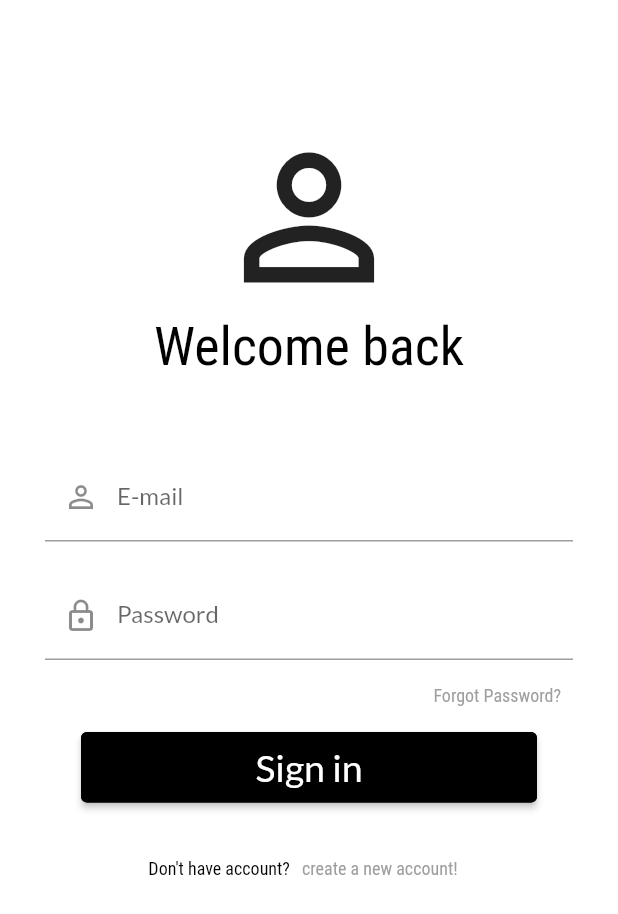
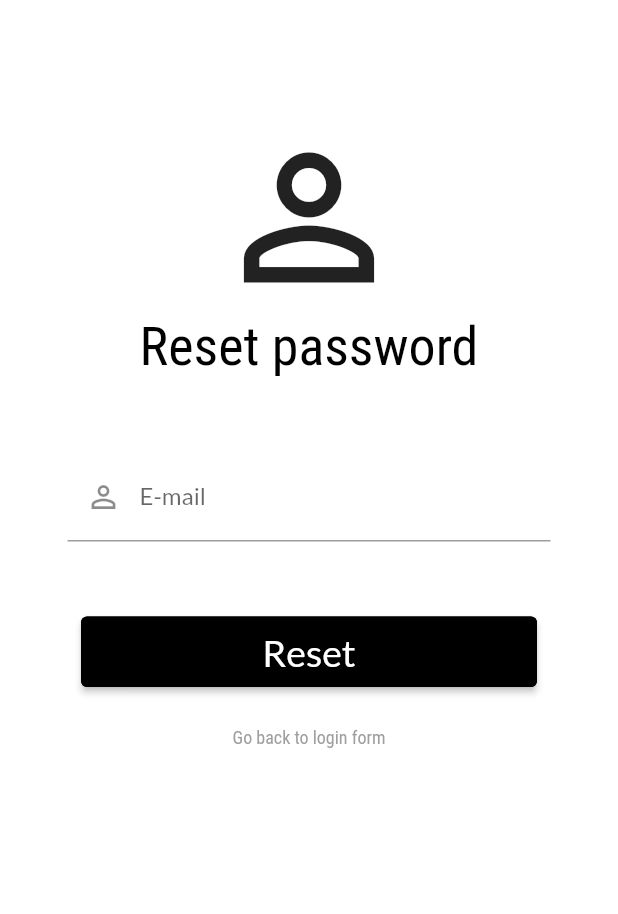
Before and after one commit to BartoszRudnik/ProductiveAppFrontend, a Flutter app: the LoginScreen screen opened by its route, after a tap on "Forgot Password?", on a phone screen of 412 x 824 dp. Shown: the top 914 px of the screen. Run offline on Flutter 3.47's test engine with Material 2 defaults, Android fonts, the phone set to English and light mode, and no system bars; our stand-ins replace shared_preferences; accounts and stored records are empty.

Commit message:
ekran do resetowania hasla

```diff
--- a/lib/login/providers/auth_provider.dart
+++ b/lib/login/providers/auth_provider.dart
@@ -75,6 +75,8 @@ class AuthProvider with ChangeNotifier {
     return this._authenticate(email, password, 'login');
   }
 
+  Future<void> resetPassword(String email) async {}
+
   void _autoLogout() {
     if (this._authTimer != null) {
       _authTimer.cancel();
--- /dev/null
+++ b/lib/login/screens/reset_password.dart
@@ -0,0 +1,174 @@
+import 'dart:io';
+
+import 'package:flutter/material.dart';
+import 'package:productive_app/login/providers/auth_provider.dart';
+import 'package:productive_app/login/screens/login_screen.dart';
+import 'package:provider/provider.dart';
+
+import '../appBars/login_appbar.dart';
+import '../widgets/login_greet.dart';
+
+class ResetPassword extends StatefulWidget {
+  static const routeName = '/reset-password';
+
+  @override
+  _ResetPasswordState createState() => _ResetPasswordState();
+}
+
+class _ResetPasswordState extends State<ResetPassword> {
+  final _resetKey = GlobalKey<FormState>();
+
+  var _email = '';
+
+  var _isValid = true;
+
+  Future<void> _tryReset() async {
+    final isValid = this._resetKey.currentState.validate();
+
+    setState(() {
+      this._isValid = isValid;
+    });
+
+    FocusScope.of(context).unfocus();
+
+    if (!isValid) {
+      return;
+    }
+
+    this._resetKey.currentState.save();
+
+    try {
+      await Provider.of<AuthProvider>(context, listen: false).resetPassword(
+        this._email,
+      );
+    } on HttpException catch (error) {
+      var errorMessage = 'Authentication failed.';
+
+      if (error.toString().contains('EMAIL_EXISTS')) {
+        errorMessage = 'This email address is already in use';
+      } else if (error.toString().contains('INVALID_EMAIL')) {
+        errorMessage = 'This is not a valid email address';
+      } else if (error.toString().contains('WEAK_PASSWORD')) {
+        errorMessage = 'This password is too weak';
+      } else if (error.toString().contains('EMAIL_NOT_FOUND')) {
+        errorMessage = 'Could not find your email address';
+      } else if (error.toString().contains('INVALID_PASSWORD')) {
+        errorMessage = 'Invalid password';
+      }
+
+      print(errorMessage);
+    }
+  }
+
+  @override
+  Widget build(BuildContext context) {
+    return Scaffold(
+      appBar: LoginAppBar(),
+      backgroundColor: Theme.of(context).accentColor,
+      body: SingleChildScrollView(
+        child: Padding(
+          padding: const EdgeInsets.symmetric(horizontal: 45),
+          child: Form(
+            key: this._resetKey,
+            child: Column(
+              children: <Widget>[
+                LoginGreet(greetText: 'Reset password'),
+                if (!this._isValid)
+                  Container(
+                    width: 310,
+                    height: 30,
+                    child: Row(
+                      mainAxisAlignment: MainAxisAlignment.center,
+                      crossAxisAlignment: CrossAxisAlignment.center,
+                      children: <Widget>[
+                        Icon(
+                          Icons.warning_amber_outlined,
+                          size: 30,
+                        ),
+                        SizedBox(
+                          width: 8,
+                        ),
+                        Text(
+                          'Please enter a valid email address.',
+                          style: TextStyle(
+                            fontSize: 16,
+                          ),
+                        ),
+                      ],
+                    ),
+                  ),
+                SizedBox(
+                  height: this._isValid ? 0 : 10,
+                ),
+                TextFormField(
+                  key: ValueKey('email'),
+                  onSaved: (value) {
+                    this._email = value;
+                  },
+                  keyboardType: TextInputType.emailAddress,
+                  validator: (value) {
+                    if (value.isEmpty || !value.contains('@')) {
+                      return 'Please enter a valid email address.';
+                    }
+                    return null;
+                  },
+                  decoration: InputDecoration(
+                    errorStyle: TextStyle(
+                      height: 0,
+                      color: Colors.transparent,
+                    ),
+                    focusedErrorBorder: UnderlineInputBorder(
+                      borderSide: BorderSide(color: Theme.of(context).primaryColor),
+                    ),
+                    errorBorder: UnderlineInputBorder(
+                      borderSide: BorderSide(color: Theme.of(context).primaryColor),
+                    ),
+                    labelText: 'E-mail',
+                    prefixIcon: Icon(Icons.person_outline),
+                  ),
+                ),
+                SizedBox(height: 50),
+                Container(
+                  width: 304,
+                  height: 47,
+                  child: ElevatedButton(
+                    style: ElevatedButton.styleFrom(
+                      primary: Theme.of(context).primaryColor,
+                      side: BorderSide(color: Theme.of(context).primaryColor),
+                    ),
+                    onPressed: this._tryReset,
+                    child: Text(
+                      'Reset',
+                      style: TextStyle(
+                        fontSize: 25,
+                        color: Theme.of(context).accentColor,
+                      ),
+                    ),
+                  ),
+                ),
+                SizedBox(
+                  height: 10,
+                ),
+                Row(
+                  crossAxisAlignment: CrossAxisAlignment.center,
+                  mainAxisAlignment: MainAxisAlignment.center,
+                  children: <Widget>[
+                    TextButton(
+                      onPressed: () {
+                        Navigator.of(context).popAndPushNamed(LoginScreen.routeName);
+                      },
+                      child: Text(
+                        'Go back to login form',
+                        style: Theme.of(context).textTheme.headline5,
+                      ),
+                    ),
+                  ],
+                ),
+              ],
+            ),
+          ),
+        ),
+      ),
+    );
+  }
+}
--- a/lib/main.dart
+++ b/lib/main.dart
@@ -1,4 +1,5 @@
 import 'package:flutter/material.dart';
+import 'package:productive_app/login/screens/reset_password.dart';
 import 'package:provider/provider.dart';
 
 import 'login/providers/auth_provider.dart';
@@ -58,6 +59,7 @@ class MyApp extends StatelessWidget {
             LoginScreen.routeName: (ctx) => LoginScreen(),
             InboxScreen.routeName: (ctx) => InboxScreen(),
             EntryScreen.routeName: (ctx) => EntryScreen(),
+            ResetPassword.routeName: (ctx) => ResetPassword(),
           },
         ),
       ),
```
Also changed, not shown: lib/login/widgets/login_widget.dart (+6 -5 lines).
